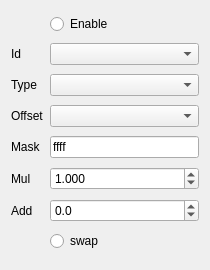
The window that qt/plot/channel.ui (smartgauges/obd2-bt-stm32) describes before a commit, drawn with Qt 5.
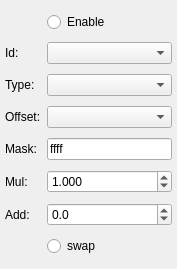
The same window after the commit.

The edit to the form file:
```diff
--- a/qt/plot/channel.ui
+++ b/qt/plot/channel.ui
@@ -6,25 +6,43 @@
    <rect>
     <x>0</x>
     <y>0</y>
-    <width>210</width>
-    <height>270</height>
+    <width>177</width>
+    <height>269</height>
    </rect>
   </property>
   <property name="windowTitle">
    <string>Form</string>
   </property>
   <layout class="QGridLayout" name="gridLayout">
-   <item row="6" column="1">
-    <widget class="QComboBox" name="combo_type"/>
-   </item>
-   <item row="7" column="0">
-    <widget class="QLabel" name="label_3">
-     <property name="text">
-      <string>Offset</string>
+   <property name="leftMargin">
+    <number>5</number>
+   </property>
+   <property name="topMargin">
+    <number>5</number>
+   </property>
+   <property name="rightMargin">
+    <number>5</number>
+   </property>
+   <property name="bottomMargin">
+    <number>5</number>
+   </property>
+   <property name="spacing">
+    <number>3</number>
+   </property>
+   <item row="10" column="2">
+    <widget class="QDoubleSpinBox" name="sbox_add">
+     <property name="decimals">
+      <number>1</number>
+     </property>
+     <property name="minimum">
+      <double>-10000.000000000000000</double>
+     </property>
+     <property name="maximum">
+      <double>10000.000000000000000</double>
      </property>
     </widget>
    </item>
-   <item row="1" column="1">
+   <item row="1" column="2">
     <widget class="QRadioButton" name="btn_en">
      <property name="text">
       <string>Enable</string>
@@ -34,21 +52,66 @@
      </property>
     </widget>
    </item>
-   <item row="1" column="0">
+   <item row="8" column="0">
+    <widget class="QLabel" name="label_mask">
+     <property name="text">
+      <string>Mask:</string>
+     </property>
+    </widget>
+   </item>
+   <item row="6" column="2">
+    <widget class="QComboBox" name="combo_type"/>
+   </item>
+   <item row="1" column="0" colspan="2">
     <widget class="QLabel" name="lbl_name">
      <property name="text">
       <string/>
      </property>
     </widget>
    </item>
+   <item row="10" column="0">
+    <widget class="QLabel" name="label_add">
+     <property name="text">
+      <string>Add:</string>
+     </property>
+    </widget>
+   </item>
+   <item row="6" column="0">
+    <widget class="QLabel" name="label_type">
+     <property name="text">
+      <string>Type:</string>
+     </property>
+    </widget>
+   </item>
    <item row="9" column="0">
     <widget class="QLabel" name="label_4">
      <property name="text">
-      <string>Mul</string>
+      <string>Mul:</string>
      </property>
     </widget>
    </item>
-   <item row="9" column="1">
+   <item row="4" column="0">
+    <widget class="QLabel" name="label_id">
+     <property name="text">
+      <string>Id:</string>
+     </property>
+    </widget>
+   </item>
+   <item row="7" column="0">
+    <widget class="QLabel" name="label_offset">
+     <property name="text">
+      <string>Offset:</string>
+     </property>
+    </widget>
+   </item>
+   <item row="4" column="2">
+    <widget class="QComboBox" name="combo_id">
+     <property name="sizeAdjustPolicy">
+      <enum>QComboBox::AdjustToContents</enum>
+     </property>
+    </widget>
+   </item>
+   <item row="9" column="2">
     <widget class="QDoubleSpinBox" name="sbox_mul">
      <property name="decimals">
       <number>3</number>
@@ -58,31 +121,10 @@
      </property>
     </widget>
    </item>
-   <item row="6" column="0">
-    <widget class="QLabel" name="label_2">
-     <property name="text">
-      <string>Type</string>
-     </property>
-    </widget>
-   </item>
-   <item row="7" column="1">
+   <item row="7" column="2">
     <widget class="QComboBox" name="combo_offset"/>
    </item>
-   <item row="10" column="0">
-    <widget class="QLabel" name="label_6">
-     <property name="text">
-      <string>Add</string>
-     </property>
-    </widget>
-   </item>
-   <item row="8" column="0">
-    <widget class="QLabel" name="label_5">
-     <property name="text">
-      <string>Mask</string>
-     </property>
-    </widget>
-   </item>
-   <item row="8" column="1">
+   <item row="8" column="2">
     <widget class="QLineEdit" name="le_mask">
      <property name="text">
       <string>ffff</string>
@@ -92,34 +134,7 @@
      </property>
     </widget>
    </item>
-   <item row="10" column="1">
-    <widget class="QDoubleSpinBox" name="sbox_add">
-     <property name="decimals">
-      <number>1</number>
-     </property>
-     <property name="minimum">
-      <double>-10000.000000000000000</double>
-     </property>
-     <property name="maximum">
-      <double>10000.000000000000000</double>
-     </property>
-    </widget>
-   </item>
-   <item row="4" column="1">
-    <widget class="QComboBox" name="combo_id">
-     <property name="sizeAdjustPolicy">
-      <enum>QComboBox::AdjustToContents</enum>
-     </property>
-    </widget>
-   </item>
-   <item row="4" column="0">
-    <widget class="QLabel" name="label">
-     <property name="text">
-      <string>Id</string>
-     </property>
-    </widget>
-   </item>
-   <item row="11" column="1">
+   <item row="11" column="2">
     <widget class="QRadioButton" name="btn_swap">
      <property name="text">
       <string>swap</string>
```
Left out of the diff: 2 changed lines with no effect on the pictures.
